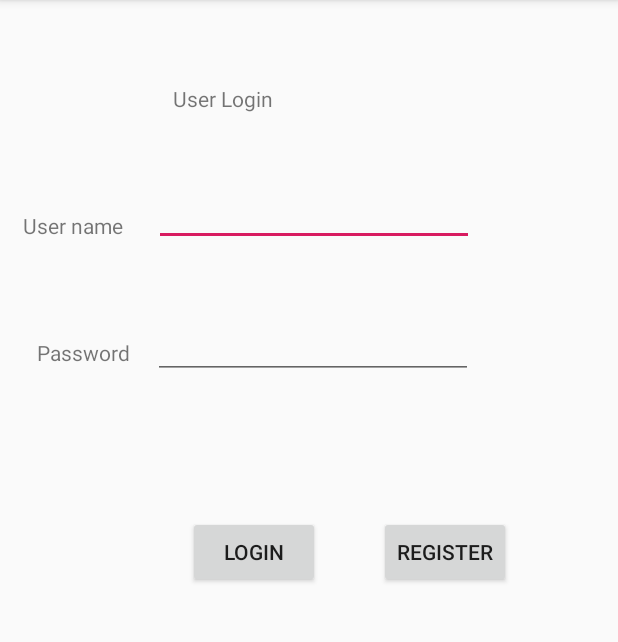
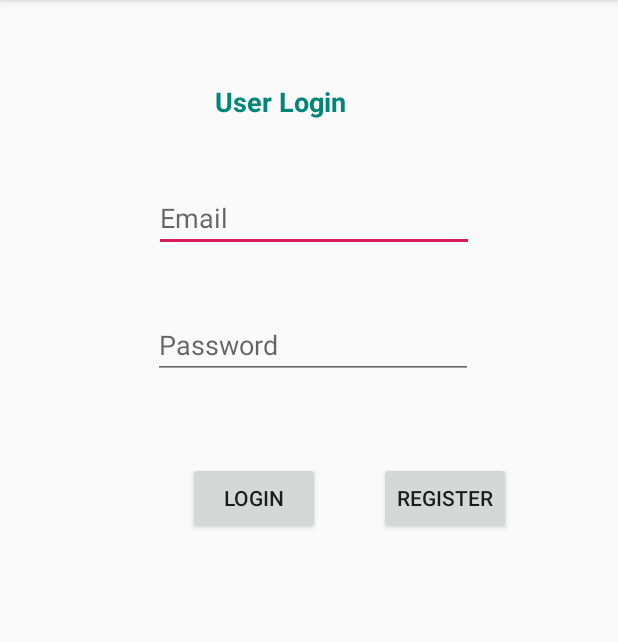
Before and after one commit to priyanka411/Android2-6, an Android app: the screen it shows after launch (Activity2), on a phone screen of 412 x 824 dp, the part 84-726 px from its top. Run offline under Robolectric (Android 15) with nearby library versions, the phone set to English and light mode, and no system bars.

Commit message:
Added login functionality to the user, done input validations so that only registered users can login and add a comment. Done by Priyanka Bonam(s534090)

```diff
--- a/Androidprojectgroup_26/app/src/main/java/com/example/androidprojectgroup_2_6/Activity2.java
+++ b/Androidprojectgroup_26/app/src/main/java/com/example/androidprojectgroup_2_6/Activity2.java
@@ -5,29 +5,46 @@ import android.os.Bundle;
 import android.support.v7.app.AppCompatActivity;
 import android.view.View;
 import android.widget.Button;
+import android.widget.EditText;
+import android.widget.Toast;
 
 public class Activity2 extends AppCompatActivity {
     Button reg;
     Button login;
+    EditText e1, e2;
+    DataBaseHelper db;
 
     @Override
     protected void onCreate(Bundle savedInstanceState) {
         super.onCreate(savedInstanceState);
         setContentView(R.layout.activity2);
         reg=(Button)findViewById(R.id.register);
+        db=new DataBaseHelper(this);
+        e1=(EditText)findViewById(R.id.editText);
+        e2=(EditText)findViewById(R.id.editText2);
+        login=(Button)findViewById(R.id.login);
+        login.setOnClickListener(new View.OnClickListener() {
+            @Override
+            public void onClick(View v) {
+
+                String email=e1.getText().toString();
+                String password=e2.getText().toString();
+                Boolean chkemail=db.emailpassword(email, password);
+                if(chkemail==true){
+
+                    Toast.makeText(getApplicationContext(), "successfully login ", Toast.LENGTH_SHORT).show();
+                Activity3();}
+                else {
+                    Toast.makeText(getApplicationContext(), "Wrong email or password", Toast.LENGTH_SHORT).show();
+                }
+
+            }
+        });
+
         reg.setOnClickListener(new View.OnClickListener() {
             @Override
             public void onClick(View v) {
                 register1();
-            }
-        });
-
-        login=(Button)findViewById(R.id.login);
-
-        login.setOnClickListener(new View.OnClickListener() {
-            @Override
-            public void onClick(View v) {
-                Activity3();
             }
         });
     }
--- a/Androidprojectgroup_26/app/src/main/res/layout/activity2.xml
+++ b/Androidprojectgroup_26/app/src/main/res/layout/activity2.xml
@@ -16,7 +16,7 @@
         app:layout_constraintHorizontal_bias="0.386"
         app:layout_constraintStart_toStartOf="parent"
         app:layout_constraintTop_toTopOf="parent"
-        app:layout_constraintVertical_bias="0.478" />
+        app:layout_constraintVertical_bias="0.428" />
 
     <android.support.v7.widget.AppCompatButton
         android:id="@+id/register"
@@ -29,13 +29,12 @@
         app:layout_constraintHorizontal_bias="0.354"
         app:layout_constraintStart_toEndOf="@+id/login"
         app:layout_constraintTop_toTopOf="parent"
-        app:layout_constraintVertical_bias="0.478" />
+        app:layout_constraintVertical_bias="0.428" />
 
     <TextView
         android:id="@+id/username_tv"
         android:layout_width="wrap_content"
         android:layout_height="38dp"
-        android:text="User name"
         app:layout_constraintBottom_toBottomOf="parent"
         app:layout_constraintEnd_toEndOf="parent"
         app:layout_constraintHorizontal_bias="0.045"
@@ -49,32 +48,22 @@
         android:layout_height="wrap_content"
         android:layout_marginEnd="96dp"
         android:ems="10"
+        android:hint="Email"
         android:inputType="textPersonName"
         app:layout_constraintBottom_toBottomOf="parent"
         app:layout_constraintEnd_toEndOf="parent"
-        app:layout_constraintHorizontal_bias="0.5"
+        app:layout_constraintHorizontal_bias="1.0"
         app:layout_constraintStart_toEndOf="@+id/username"
-        app:layout_constraintTop_toTopOf="parent"
-        app:layout_constraintVertical_bias="0.164" />
-
-    <TextView
-        android:id="@+id/password_tv"
-        android:layout_width="wrap_content"
-        android:layout_height="wrap_content"
-        android:layout_marginTop="32dp"
-        android:text="Password"
-        app:layout_constraintBottom_toBottomOf="parent"
-        app:layout_constraintEnd_toEndOf="parent"
-        app:layout_constraintHorizontal_bias="0.071"
         app:layout_constraintStart_toStartOf="parent"
         app:layout_constraintTop_toTopOf="parent"
-        app:layout_constraintVertical_bias="0.27" />
+        app:layout_constraintVertical_bias="0.17" />
 
     <EditText
         android:id="@+id/editText2"
         android:layout_width="wrap_content"
         android:layout_height="wrap_content"
         android:ems="10"
+        android:hint="Password"
         android:inputType="textPassword"
         app:layout_constraintBottom_toBottomOf="parent"
         app:layout_constraintEnd_toEndOf="parent"
@@ -88,11 +77,14 @@
         android:layout_width="148dp"
         android:layout_height="37dp"
         android:text="User Login"
+        android:textColor="@color/colorPrimary"
+        android:textSize="18sp"
+        android:textStyle="bold"
         app:layout_constraintBottom_toBottomOf="parent"
         app:layout_constraintEnd_toEndOf="parent"
-        app:layout_constraintHorizontal_bias="0.437"
+        app:layout_constraintHorizontal_bias="0.543"
         app:layout_constraintStart_toStartOf="parent"
         app:layout_constraintTop_toTopOf="parent"
-        app:layout_constraintVertical_bias="0.077" />
+        app:layout_constraintVertical_bias="0.076" />
 
 </android.support.constraint.ConstraintLayout>
```
Also changed, not shown: Androidprojectgroup_26/app/src/main/java/com/example/androidprojectgroup_2_6/Activity2register.java (+9 -2 lines), Androidprojectgroup_26/app/src/main/java/com/example/androidprojectgroup_2_6/DataBaseHelper.java (+11 -0 lines), Androidprojectgroup_26/app/src/main/res/layout/activity2_register.xml (+15 -2 lines).
